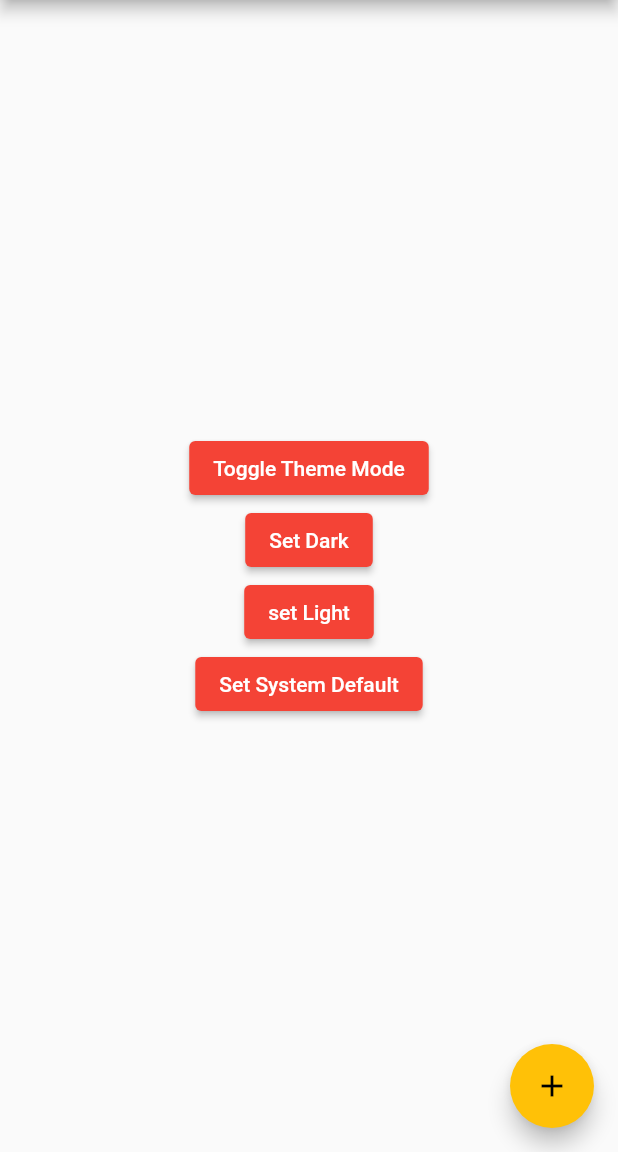
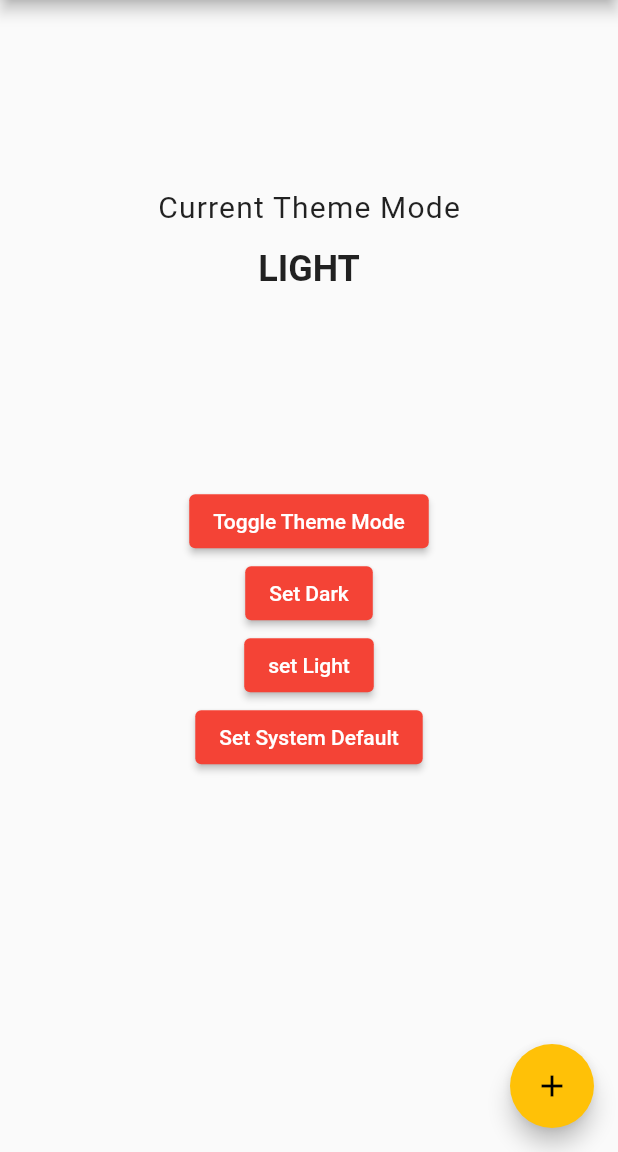
Before and after one commit to BirjuVachhani/adaptive_theme, a Flutter app: the screen it shows after launch, on a phone screen of 412 x 824 dp, the part 84-1236 px from its top. Run offline on Flutter 3.47's test engine with Material 2 defaults, Android fonts, the phone set to English and light mode, and no system bars; our stand-ins replace shared_preferences.

Commit message:
:lipstick: update example

```diff
--- a/example/lib/main.dart
+++ b/example/lib/main.dart
@@ -57,6 +57,23 @@ class _MyHomePageState extends State<MyHomePage> {
             crossAxisAlignment: CrossAxisAlignment.center,
             mainAxisAlignment: MainAxisAlignment.center,
             children: [
+              Spacer(),
+              Text(
+                'Current Theme Mode',
+                style: TextStyle(
+                  fontSize: 20,
+                  letterSpacing: 0.8,
+                ),
+              ),
+              Text(
+                AdaptiveTheme.of(context).mode.name.toUpperCase(),
+                style: TextStyle(
+                  fontSize: 24,
+                  height: 2.0,
+                  fontWeight: FontWeight.bold,
+                ),
+              ),
+              Spacer(),
               ElevatedButton(
                 onPressed: () {
                   AdaptiveTheme.of(context).toggleThemeMode();
@@ -81,6 +98,7 @@ class _MyHomePageState extends State<MyHomePage> {
                 },
                 child: Text('Set System Default'),
               ),
+              Spacer(flex: 2),
             ],
           ),
         ),
```
